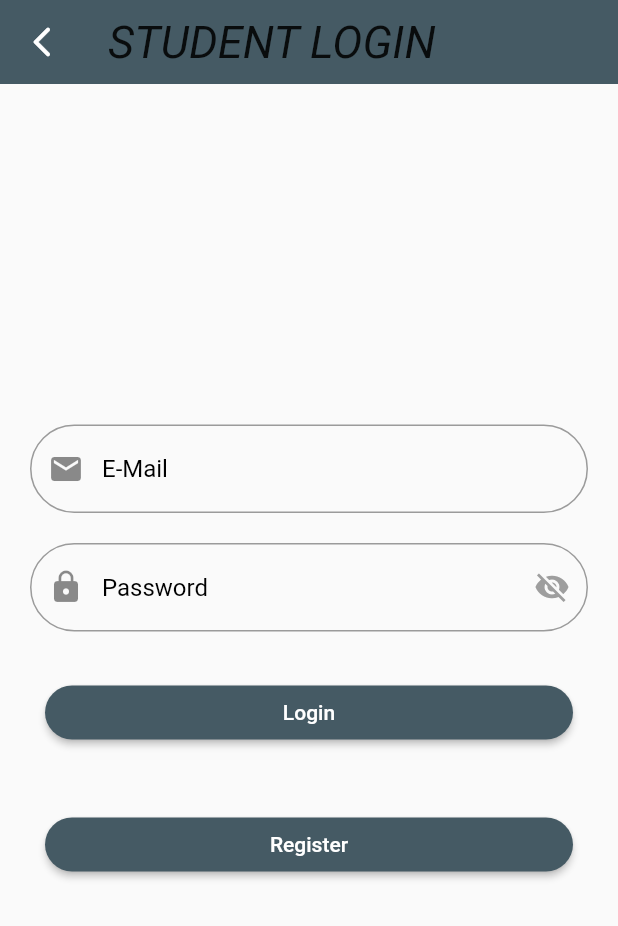
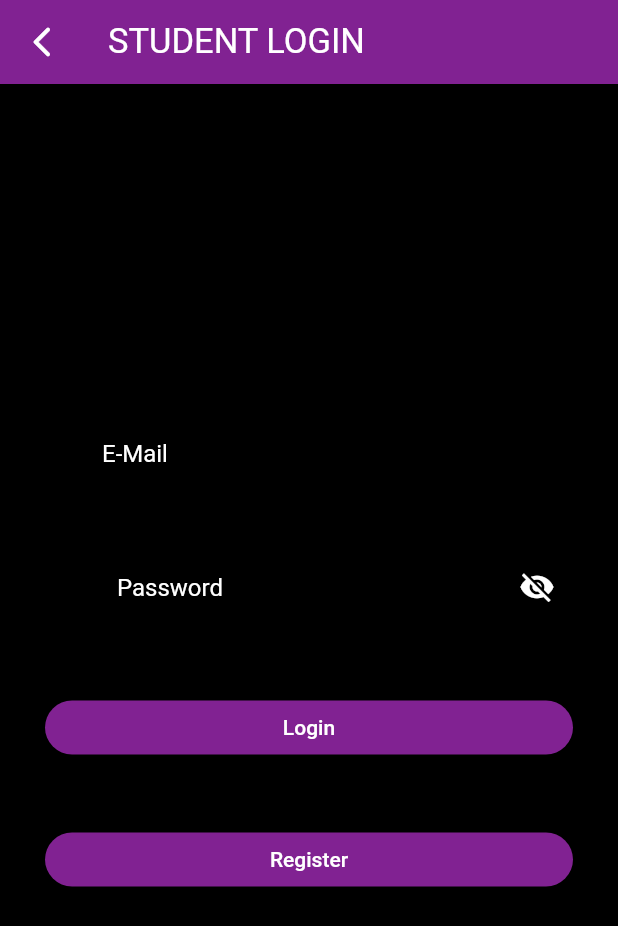
Before and after one commit to justinvgeorge2024/ATMOS_Mini_Project, a Flutter app: the screen it shows after launch, after a tap on "STUDENT", after a tap on "Login", after a tap on the "arrow back ios new" icon, on a phone screen of 412 x 824 dp. Shown: the top 926 px of the screen. Run offline on Flutter 3.47's test engine with Material 2 defaults, Android fonts, the light colour scheme and no system bars; our stand-ins replace firebase_auth, firebase_core, get; missing offline and left inert: qr_code_scanner; accounts and stored records are empty; network calls fail.

Commit message:
new commit

```diff
--- a/New_attempt/miniproject/lib/pages/select_operator.dart
+++ b/New_attempt/miniproject/lib/pages/select_operator.dart
@@ -7,29 +7,27 @@
 
   @override
   Widget build(BuildContext context) {
+    SizedBox(height: 40);
     return Scaffold(
-      backgroundColor: Colors.grey[200],
-      appBar: AppBar(
-        elevation: 0.0,
-        backgroundColor: Colors.transparent,
-        centerTitle: true,
-        title: const Text(
-          "ATMOS",
-          style: TextStyle(
-            fontSize: 50,
-            fontStyle: FontStyle.italic,
-            fontWeight: FontWeight.bold,
-            color: Colors.black87,
-          ),
-        ),
-      ),
+
+      backgroundColor: Colors.black,
+
       body: SafeArea(
         child: Padding(
           padding: const EdgeInsets.all(10.0),
           child: Center(
             child: Column(
+
               mainAxisAlignment: MainAxisAlignment.center,
               children: [
+                const SizedBox(height: 1,),
+                Container(
+                    padding: const EdgeInsets.only(top: 2,),
+
+                  child: const Text("ATMOS",
+                  style: TextStyle(color: Colors.white,fontWeight: FontWeight.w400,fontSize: 50.0),),
+                ),
+                const SizedBox(height: 120,),
                 Padding(
                   padding: const EdgeInsets.all(20.0),
                   child: ElevatedButton(
@@ -38,10 +36,11 @@
                           builder: (context) => const StudentLogin()));
                     },
                     style: ElevatedButton.styleFrom(
-                      backgroundColor: Colors.blueGrey[700],
+                      backgroundColor: Colors.purple,
                       shape: RoundedRectangleBorder(
                           borderRadius: BorderRadius.circular(20)),
                     ),
+
                     child: const Text("STUDENT"),
                   ),
                 ),
@@ -53,7 +52,7 @@
                             builder: (context) => const TeacherLogin()));
                       },
                       style: ElevatedButton.styleFrom(
-                        backgroundColor: Colors.blueGrey[700],
+                        backgroundColor: Colors.purple,
                         shape: RoundedRectangleBorder(
                             borderRadius: BorderRadius.circular(20)),
                       ),
--- a/New_attempt/miniproject/lib/pages/student_login.dart
+++ b/New_attempt/miniproject/lib/pages/student_login.dart
@@ -1,6 +1,5 @@
 import 'package:firebase_auth/firebase_auth.dart';
 import 'package:flutter/material.dart';
-import 'package:miniproject/main.dart';
 import 'package:miniproject/pages/select_operator.dart';
 import 'package:miniproject/pages/students_home.dart';
 import 'package:miniproject/pages/students_regs.dart';
@@ -58,18 +57,20 @@
 
   @override
   Widget build(BuildContext context) {
+
     return SafeArea(
       child: Scaffold(
+         backgroundColor: Colors.black,
           appBar: AppBar(
             elevation: 0.0,
-            backgroundColor: Colors.blueGrey[700],
+            backgroundColor: Color.fromARGB(255, 129, 34, 146),
             title: const Text(
               "STUDENT LOGIN",
               style: TextStyle(
-                fontSize: 30,
-                fontStyle: FontStyle.italic,
+                fontSize: 23,
+               // fontStyle: FontStyle.italic,
                 fontWeight: FontWeight.w400,
-                color: Colors.black87,
+                color: Colors.white,
               ),
             ),
             leading: IconButton(
@@ -89,9 +90,9 @@
                     padding: const EdgeInsets.all(10.0),
                     child: TextFormField(
                       controller: _usernameController,
-                      style: const TextStyle(color: Colors.black87),
+                      style: const TextStyle(color: Colors.white),
                       decoration: InputDecoration(
-                        hintStyle: const TextStyle(color: Colors.black),
+                        hintStyle: const TextStyle(color: Colors.white),
                         hintText: "E-Mail",
                         prefixIcon:const Icon(
                           Icons.mail,
@@ -103,13 +104,13 @@
                     ),
                   ),
                   Padding(
-                    padding: const EdgeInsets.all(10.0),
+                    padding: const EdgeInsets.all(20.0),
                     child: TextFormField(
                       obscureText: !_isVisibility,
                       controller: _passwordController,
-                      style: const TextStyle(color: Colors.black87),
+                      style: const TextStyle(color: Colors.white),
                       decoration: InputDecoration(
-                        hintStyle: const TextStyle(color: Colors.black),
+                        hintStyle: const TextStyle(color: Colors.white),
                         hintText: "Password",
                         prefixIcon:const Icon(
                           Icons.lock,
@@ -119,7 +120,7 @@
                             _isVisibility=!_isVisibility;
                           });
                         },
-                        icon:_isVisibility ? Icon(Icons.visibility,color: Colors.black,):Icon(Icons.visibility_off,color: Colors.grey,),),
+                        icon:_isVisibility ? Icon(Icons.visibility,color: Colors.white,):Icon(Icons.visibility_off,color: Colors.white,),),
                         border: OutlineInputBorder(
                           borderRadius: BorderRadius.circular(50),
                         ),
@@ -147,7 +148,7 @@
                         );
                       },
                       style: ElevatedButton.styleFrom(
-                        backgroundColor: Colors.blueGrey[700],
+                        backgroundColor: Color.fromARGB(255, 129, 34, 146),
                         shape: RoundedRectangleBorder(
                             borderRadius: BorderRadius.circular(20)),
                       ),
@@ -168,7 +169,7 @@
                             builder: (context) => const StudentsRegs()));
                       },
                       style: ElevatedButton.styleFrom(
-                        backgroundColor: Colors.blueGrey[700],
+                        backgroundColor: Color.fromARGB(255, 129, 34, 146),
                         shape: RoundedRectangleBorder(
                             borderRadius: BorderRadius.circular(20)),
                       ),
--- a/New_attempt/miniproject/lib/pages/students_home.dart
+++ b/New_attempt/miniproject/lib/pages/students_home.dart
@@ -16,18 +16,32 @@
   Widget build(BuildContext context) {
     return SafeArea(
       child: Scaffold(
+        backgroundColor: Colors.black,
           appBar: AppBar(
             elevation: 0.0,
-            backgroundColor: Colors.blueGrey[700],
+            backgroundColor: const Color.fromARGB(255, 129, 34, 146),
             title: const Text(
               "STUDENT HOME",
               style: TextStyle(
-                fontSize: 30,
-                fontStyle: FontStyle.italic,
+                fontSize: 23,
+                //fontStyle: FontStyle.italic,
                 fontWeight: FontWeight.w400,
-                color: Colors.black87,
+                color: Colors.white,
               ),
             ),
+             actions: <Widget>[
+    IconButton(
+      icon: const Icon(
+        Icons.logout_sharp,
+        color: Colors.white,
+      ),
+      onPressed: () {
+        FirebaseAuth.instance.signOut();
+                    Navigator.of(context).pushReplacement(MaterialPageRoute(
+                        builder: (context) => const SelectOp()));
+      },
+    )
+  ],
             leading: IconButton(
               onPressed: () {
                 Navigator.of(context).pushReplacement(MaterialPageRoute(
@@ -35,9 +49,10 @@
               },
               icon: const Icon(
                 Icons.arrow_back_ios_new_rounded,
-                color: Colors.black87,
+                color: Colors.white,
               ),
             ),
+
           ),
           body: Center(
             child: Column(
@@ -49,29 +64,12 @@
                         builder: (context) => const QrGenerator()));
                   },
                   style: ElevatedButton.styleFrom(
-                    backgroundColor: Colors.blueGrey[700],
+                    backgroundColor: Color.fromARGB(255, 129, 34, 146),
                     shape: RoundedRectangleBorder(
                         borderRadius: BorderRadius.circular(20)),
                   ),
                   child: const Text("Generate QR"),
                 ),
-                ElevatedButton.icon(
-                  style: ElevatedButton.styleFrom(
-                    shape: RoundedRectangleBorder(
-                        borderRadius: BorderRadius.circular(20)),
-                    backgroundColor: Colors.blueGrey[700],
-                  ),
-                  icon: const Icon(Icons.arrow_back_ios_new),
-                  label: const Text(
-                    'sign out',
-                    style: TextStyle(fontSize: 18),
-                  ),
-                  onPressed: () {
-                    FirebaseAuth.instance.signOut();
-                    Navigator.of(context).pushReplacement(MaterialPageRoute(
-                        builder: (context) => const SelectOp()));
-                  },
-                )
               ],
             ),
           )),
```
Also changed, not shown: New_attempt/miniproject/lib/pages/students_regs.dart (+17 -15 lines), New_attempt/miniproject/lib/pages/teacher_login.dart (+13 -12 lines), New_attempt/miniproject/lib/pages/teachers_regs.dart (+13 -11 lines).
